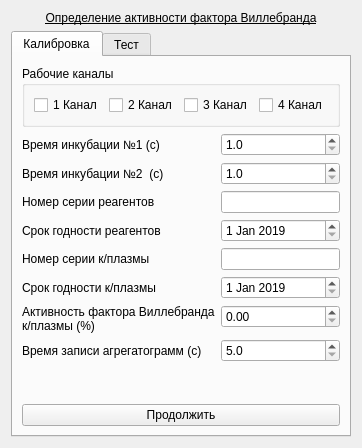
This is choisedialog/agr2.ui in krang4d/Agrekola as Qt 5 draws it before an edit. The edited form follows.
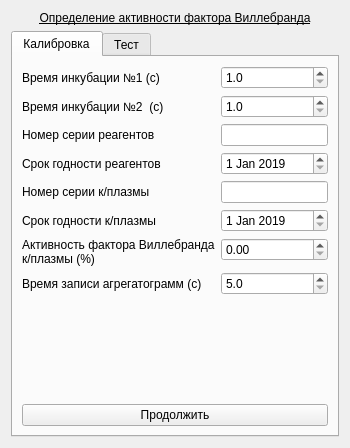
This is the edited form.

What changed in the file:
```diff
--- a/choisedialog/agr2.ui
+++ b/choisedialog/agr2.ui
@@ -34,43 +34,6 @@
        <string>Калибровка</string>
       </attribute>
       <layout class="QVBoxLayout" name="verticalLayout">
-       <item>
-        <widget class="QGroupBox" name="groupBox_calibChls">
-         <property name="title">
-          <string>Рабочие каналы</string>
-         </property>
-         <layout class="QHBoxLayout" name="horizontalLayout">
-          <item>
-           <widget class="QCheckBox" name="checkBox_calibCh1">
-            <property name="text">
-             <string>1 Канал</string>
-            </property>
-           </widget>
-          </item>
-          <item>
-           <widget class="QCheckBox" name="checkBox_calibCh2">
-            <property name="text">
-             <string>2 Канал</string>
-            </property>
-           </widget>
-          </item>
-          <item>
-           <widget class="QCheckBox" name="checkBox_calibCh3">
-            <property name="text">
-             <string>3 Канал</string>
-            </property>
-           </widget>
-          </item>
-          <item>
-           <widget class="QCheckBox" name="checkBox_calibCh4">
-            <property name="text">
-             <string>4 Канал</string>
-            </property>
-           </widget>
-          </item>
-         </layout>
-        </widget>
-       </item>
        <item>
         <layout class="QFormLayout" name="formLayout_calib">
          <item row="0" column="0">
```
